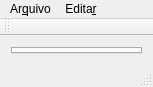
Above: src/ui/mainwindow.ui from GabrielLasso/dondon before the change. Below: the same form after it.
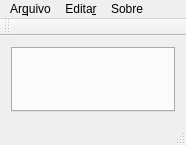
That is the form after the change.

Diff of the .ui file:
```diff
--- a/src/ui/mainwindow.ui
+++ b/src/ui/mainwindow.ui
@@ -6,8 +6,8 @@
    <rect>
     <x>0</x>
     <y>0</y>
-    <width>153</width>
-    <height>87</height>
+    <width>186</width>
+    <height>145</height>
    </rect>
   </property>
   <property name="sizePolicy">
@@ -56,7 +56,7 @@
     <rect>
      <x>0</x>
      <y>0</y>
-     <width>153</width>
+     <width>186</width>
      <height>21</height>
     </rect>
    </property>
@@ -76,8 +76,16 @@
     </property>
     <addaction name="actionPropriedades_do_mapa"/>
    </widget>
+   <widget class="QMenu" name="menuSobre">
+    <property name="title">
+     <string>Sobre</string>
+    </property>
+    <addaction name="actionAjuda"/>
+    <addaction name="actionSobre"/>
+   </widget>
    <addaction name="menuFile"/>
    <addaction name="menuEditar"/>
+   <addaction name="menuSobre"/>
   </widget>
   <widget class="QToolBar" name="mainToolBar">
    <attribute name="toolBarArea">
```
Left out of the diff: 10 changed lines with no effect on the pictures.
